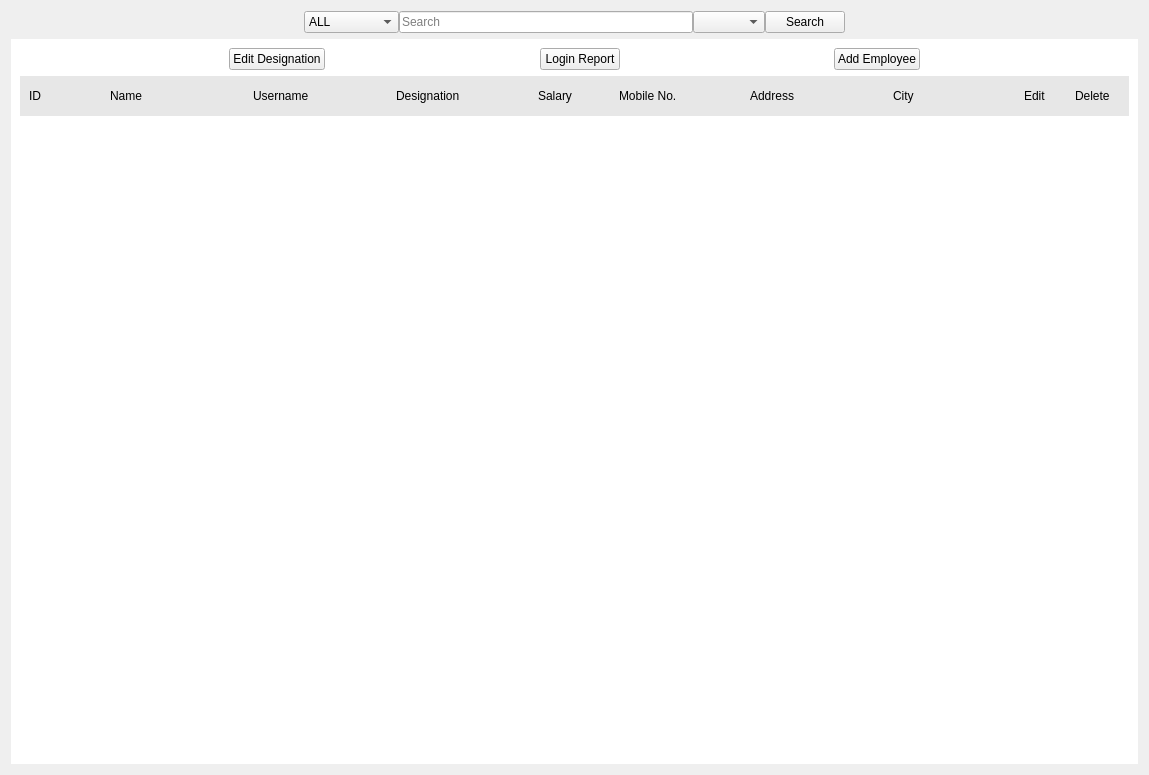
The window that menu/staff/staff.ui (Anmol-A-jain/Dyner) describes before a commit, drawn with Qt 5.
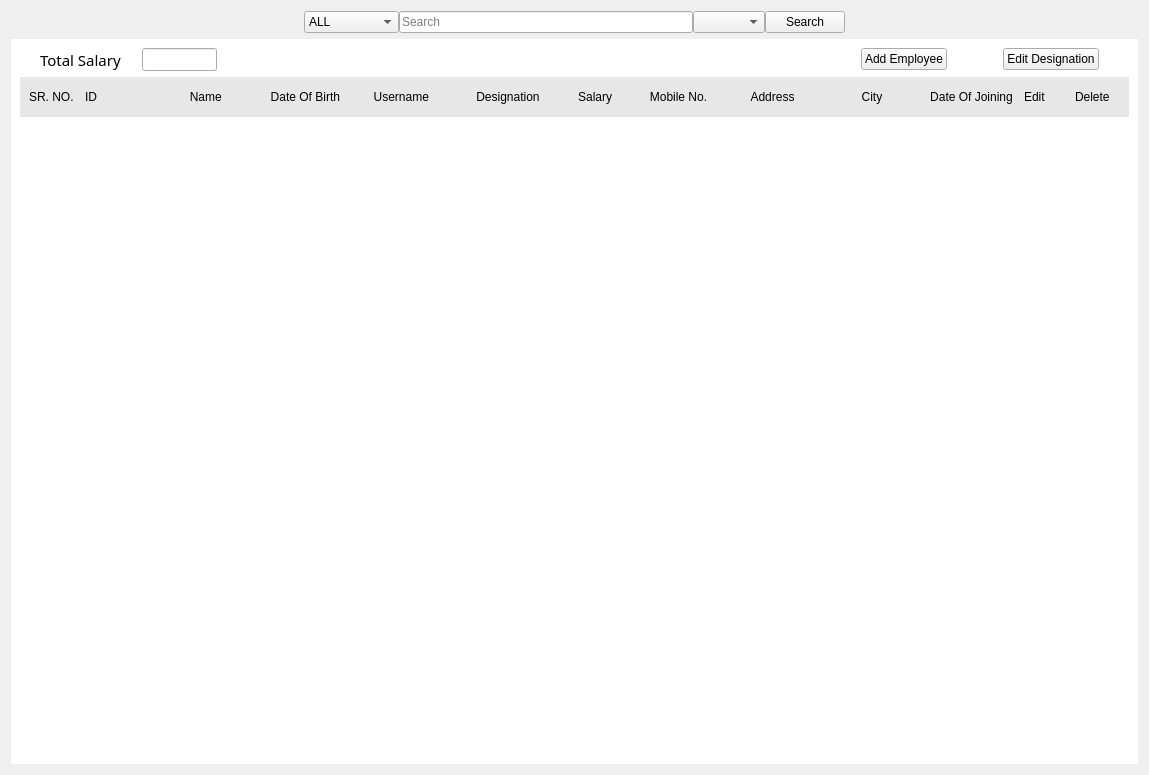
The same window after the commit.

Commit message:
staff and login
staff add dob and doj

ready login report

Patch:
```diff
--- a/menu/staff/staff.ui
+++ b/menu/staff/staff.ui
@@ -145,18 +145,74 @@
             <property name="orientation">
              <enum>Qt::Horizontal</enum>
             </property>
+            <property name="sizeType">
+             <enum>QSizePolicy::Maximum</enum>
+            </property>
             <property name="sizeHint" stdset="0">
              <size>
-              <width>40</width>
+              <width>20</width>
               <height>20</height>
              </size>
             </property>
            </spacer>
           </item>
           <item>
-           <widget class="QPushButton" name="btnAddDesignation">
+           <widget class="QLabel" name="label_2">
+            <property name="font">
+             <font>
+              <family>Arial Black</family>
+              <pointsize>11</pointsize>
+              <weight>10</weight>
+              <italic>false</italic>
+              <bold>false</bold>
+             </font>
+            </property>
+            <property name="styleSheet">
+             <string notr="true">font: 87 11pt &quot;Arial Black&quot;;</string>
+            </property>
             <property name="text">
-             <string>Edit Designation</string>
+             <string>Total Salary</string>
+            </property>
+           </widget>
+          </item>
+          <item>
+           <spacer name="horizontalSpacer_7">
+            <property name="orientation">
+             <enum>Qt::Horizontal</enum>
+            </property>
+            <property name="sizeType">
+             <enum>QSizePolicy::Maximum</enum>
+            </property>
+            <property name="sizeHint" stdset="0">
+             <size>
+              <width>15</width>
+              <height>20</height>
+             </size>
+            </property>
+           </spacer>
+          </item>
+          <item>
+           <widget class="QLineEdit" name="t_sal">
+            <property name="maximumSize">
+             <size>
+              <width>75</width>
+              <height>16777215</height>
+             </size>
+            </property>
+            <property name="font">
+             <font>
+              <family>MS Shell Dlg 2</family>
+              <pointsize>10</pointsize>
+              <weight>9</weight>
+              <italic>false</italic>
+              <bold>false</bold>
+             </font>
+            </property>
+            <property name="styleSheet">
+             <string notr="true">font: 75 10pt &quot;MS Shell Dlg 2&quot;;</string>
+            </property>
+            <property name="readOnly">
+             <bool>true</bool>
             </property>
            </widget>
           </item>
@@ -173,26 +229,6 @@
             </property>
            </spacer>
           </item>
-          <item>
-           <widget class="QPushButton" name="btnLoginReport">
-            <property name="text">
-             <string>Login Report</string>
-            </property>
-           </widget>
-          </item>
-          <item>
-           <spacer name="horizontalSpacer_4">
-            <property name="orientation">
-             <enum>Qt::Horizontal</enum>
-            </property>
-            <property name="sizeHint" stdset="0">
-             <size>
-              <width>40</width>
-              <height>20</height>
-             </size>
-            </property>
-           </spacer>
-          </item>
           <item>
            <widget class="QPushButton" name="btnAddEmp">
             <property name="text">
@@ -200,14 +236,40 @@
             </property>
            </widget>
           </item>
+          <item>
+           <spacer name="horizontalSpacer_4">
+            <property name="orientation">
+             <enum>Qt::Horizontal</enum>
+            </property>
+            <property name="sizeType">
+             <enum>QSizePolicy::Maximum</enum>
+            </property>
+            <property name="sizeHint" stdset="0">
+             <size>
+              <width>50</width>
+              <height>20</height>
+             </size>
+            </property>
+           </spacer>
+          </item>
+          <item>
+           <widget class="QPushButton" name="btnAddDesignation">
+            <property name="text">
+             <string>Edit Designation</string>
+            </property>
+           </widget>
+          </item>
           <item>
            <spacer name="horizontalSpacer_5">
             <property name="orientation">
              <enum>Qt::Horizontal</enum>
             </property>
+            <property name="sizeType">
+             <enum>QSizePolicy::Maximum</enum>
+            </property>
             <property name="sizeHint" stdset="0">
              <size>
-              <width>40</width>
+              <width>30</width>
               <height>20</height>
              </size>
             </property>
@@ -234,11 +296,24 @@
            <property name="bottomMargin">
             <number>13</number>
            </property>
+           <item>
+            <widget class="QLabel" name="label_3">
+             <property name="maximumSize">
+              <size>
+               <width>50</width>
+               <height>16777215</height>
+              </size>
+             </property>
+             <property name="text">
+              <string>SR. NO.</string>
+             </property>
+            </widget>
+           </item>
            <item>
             <widget class="QLabel" name="label_id">
              <property name="maximumSize">
               <size>
-               <width>75</width>
+               <width>50</width>
                <height>16777215</height>
               </size>
              </property>
@@ -251,12 +326,31 @@
             <widget class="QLabel" name="label_name">
              <property name="maximumSize">
               <size>
-               <width>150</width>
+               <width>200</width>
                <height>16777215</height>
               </size>
              </property>
              <property name="text">
-              <string>Name</string>
+              <string>           Name</string>
+             </property>
+             <property name="alignment">
+              <set>Qt::AlignCenter</set>
+             </property>
+            </widget>
+           </item>
+           <item>
+            <widget class="QLabel" name="label_dob">
+             <property name="maximumSize">
+              <size>
+               <width>100</width>
+               <height>16777215</height>
+              </size>
+             </property>
+             <property name="text">
+              <string>             Date Of Birth</string>
+             </property>
+             <property name="alignment">
+              <set>Qt::AlignRight|Qt::AlignTrailing|Qt::AlignVCenter</set>
              </property>
             </widget>
            </item>
@@ -264,12 +358,15 @@
             <widget class="QLabel" name="label_user">
              <property name="maximumSize">
               <size>
-               <width>250</width>
+               <width>150</width>
                <height>16777215</height>
               </size>
              </property>
              <property name="text">
-              <string>Username</string>
+              <string>     Username</string>
+             </property>
+             <property name="alignment">
+              <set>Qt::AlignCenter</set>
              </property>
             </widget>
            </item>
@@ -277,12 +374,15 @@
             <widget class="QLabel" name="label_Desig">
              <property name="maximumSize">
               <size>
-               <width>150</width>
+               <width>125</width>
                <height>16777215</height>
               </size>
              </property>
              <property name="text">
-              <string>Designation</string>
+              <string>         Designation</string>
+             </property>
+             <property name="alignment">
+              <set>Qt::AlignCenter</set>
              </property>
             </widget>
            </item>
@@ -295,7 +395,10 @@
               </size>
              </property>
              <property name="text">
-              <string>Salary</string>
+              <string>       Salary</string>
+             </property>
+             <property name="alignment">
+              <set>Qt::AlignCenter</set>
              </property>
             </widget>
            </item>
@@ -303,12 +406,15 @@
             <widget class="QLabel" name="label_mbl">
              <property name="maximumSize">
               <size>
-               <width>125</width>
+               <width>100</width>
                <height>16777215</height>
               </size>
              </property>
              <property name="text">
-              <string>Mobile No.</string>
+              <string>   Mobile No.</string>
+             </property>
+             <property name="alignment">
+              <set>Qt::AlignCenter</set>
              </property>
             </widget>
            </item>
@@ -316,26 +422,48 @@
             <widget class="QLabel" name="label_address">
              <property name="maximumSize">
               <size>
-               <width>250</width>
+               <width>300</width>
                <height>16777215</height>
               </size>
              </property>
              <property name="text">
               <string>Address</string>
              </property>
+             <property name="alignment">
+              <set>Qt::AlignCenter</set>
+             </property>
             </widget>
            </item>
            <item>
             <widget class="QLabel" name="label_city">
              <property name="maximumSize">
               <size>
-               <width>125</width>
+               <width>100</width>
                <height>16777215</height>
               </size>
              </property>
              <property name="text">
               <string>City</string>
              </property>
+             <property name="alignment">
+              <set>Qt::AlignCenter</set>
+             </property>
+            </widget>
+           </item>
+           <item>
+            <widget class="QLabel" name="label_doj">
+             <property name="maximumSize">
+              <size>
+               <width>125</width>
+               <height>16777215</height>
+              </size>
+             </property>
+             <property name="text">
+              <string>Date Of Joining</string>
+             </property>
+             <property name="alignment">
+              <set>Qt::AlignCenter</set>
+             </property>
             </widget>
            </item>
            <item>
@@ -396,7 +524,7 @@
              <x>0</x>
              <y>0</y>
              <width>1111</width>
-             <height>633</height>
+             <height>631</height>
             </rect>
            </property>
            <layout class="QVBoxLayout" name="verticalLayout_4">
```
The commit also changes 52 other files.
